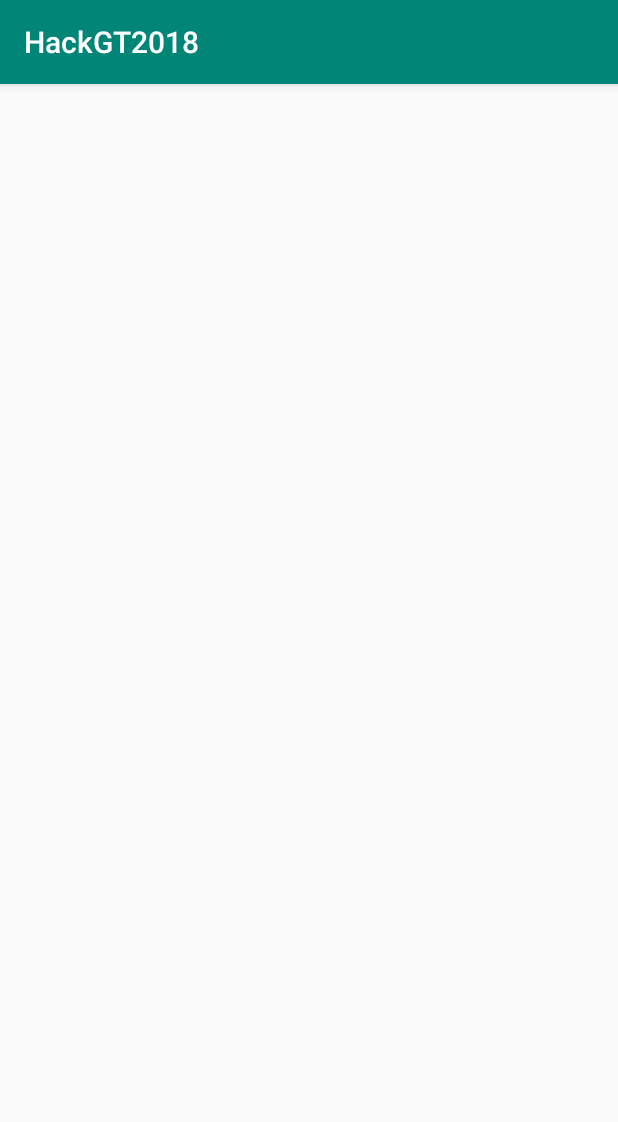
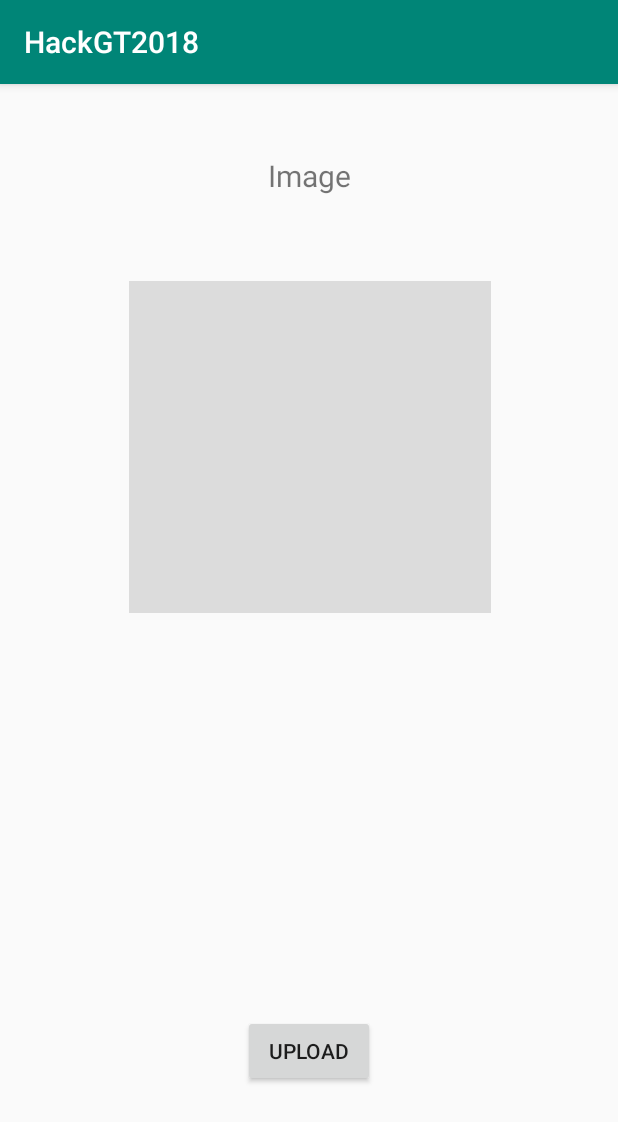
Before and after one commit to snagaraj8/HackGT2018, an Android app: the UpdateActivity screen opened directly, with no data from a screen before it, on a phone screen of 412 x 824 dp. Shown: the top 1122 px of the screen. Run offline under Robolectric (Android 15) with nearby library versions, the phone set to English and light mode, and no system bars; libraries missing offline, so code that uses them is left out: com.google.firebase.ml; 4 statements that could not run were skipped.

Commit message:
Added option to upload image and get information from the Vision API

```diff
--- a/app/build.gradle
+++ b/app/build.gradle
@@ -26,6 +26,8 @@ dependencies {
     testImplementation 'junit:junit:4.12'
     androidTestImplementation 'com.android.support.test:runner:1.0.2'
     androidTestImplementation 'com.android.support.test.espresso:espresso-core:3.0.2'
-    implementation 'com.google.firebase:firebase-auth:16.0.5'
+    implementation 'com.google.firebase:firebase-auth:16.0.3'
     implementation 'com.google.firebase:firebase-database:16.0.3'
+    implementation 'com.google.firebase:firebase-ml-vision:18.0.1'
+    implementation 'com.google.firebase:firebase-ml-vision-image-label-model:17.0.2'
 }
--- a/app/src/main/java/com/image/hackgt/hackgt2018/UpdateActivity.java
+++ b/app/src/main/java/com/image/hackgt/hackgt2018/UpdateActivity.java
@@ -1,13 +1,106 @@
 package com.image.hackgt.hackgt2018;
 
+import android.app.Activity;
+import android.content.Intent;
+import android.graphics.Bitmap;
+import android.net.Uri;
+import android.os.Bundle;
+import android.provider.MediaStore;
+import android.support.annotation.NonNull;
 import android.support.v7.app.AppCompatActivity;
-import android.os.Bundle;
+import android.util.Log;
+import android.view.View;
+import android.widget.Button;
+import android.widget.ImageView;
+import android.widget.Toast;
+
+import com.google.android.gms.tasks.OnFailureListener;
+import com.google.android.gms.tasks.OnSuccessListener;
+import com.google.firebase.ml.vision.FirebaseVision;
+import com.google.firebase.ml.vision.common.FirebaseVisionImage;
+import com.google.firebase.ml.vision.label.FirebaseVisionLabel;
+import com.google.firebase.ml.vision.label.FirebaseVisionLabelDetector;
+import com.google.firebase.ml.vision.label.FirebaseVisionLabelDetectorOptions;
+
+import java.io.FileNotFoundException;
+import java.io.IOException;
+import java.util.List;
 
 public class UpdateActivity extends AppCompatActivity {
+    public static final int GET_FROM_GALLERY = 3;
+    private static final String TAG = "UPDATE_ACTIVITY";
+    private Bitmap bitmap;
 
     @Override
     protected void onCreate(Bundle savedInstanceState) {
         super.onCreate(savedInstanceState);
         setContentView(R.layout.activity_update);
+
+        float threshold = 0.7f;
+        final Button upload = findViewById(R.id.upload_button);
+        final ImageView uploaded = findViewById(R.id.uploadImageView);
+        upload.setOnClickListener(new View.OnClickListener() {
+            @Override
+            public void onClick(View view) {
+                startActivityForResult(new Intent(Intent.ACTION_PICK, android.provider.MediaStore.Images.Media.INTERNAL_CONTENT_URI), GET_FROM_GALLERY);
+                uploaded.setImageBitmap(bitmap);
+            }
+        });
+        // Configure the image labeler
+        FirebaseVisionLabelDetectorOptions options =
+                  new FirebaseVisionLabelDetectorOptions.Builder()
+                    .setConfidenceThreshold(threshold)
+                    .build();
+        // Run the image labeler
+        // reads the image
+        FirebaseVisionImage image = FirebaseVisionImage.fromBitmap(bitmap);
+        final FirebaseVisionLabelDetector detector = FirebaseVision.getInstance()
+          .getVisionLabelDetector(options); // is the instance of the label detector
+//        Task<List<FirebaseVisionLabel>> result =
+        detector.detectInImage(image)
+            .addOnSuccessListener(
+              new OnSuccessListener<List<FirebaseVisionLabel>>() {
+                  @Override
+                  public void onSuccess(List<FirebaseVisionLabel> labels) {
+                      // Task completed successfully
+                      String output = "";
+                      for (FirebaseVisionLabel label: labels) {
+                          String labelname = label.getLabel();
+//                          String entityId = label.getEntityId();
+                          float confidence = label.getConfidence();
+                          output += "Label: " + labelname + " with confidence: " + confidence + "\n";
+                      }
+                      Log.d(TAG, output);
+                  }
+              })
+            .addOnFailureListener(
+              new OnFailureListener() {
+                  @Override
+                  public void onFailure(@NonNull Exception e) {
+                      // Task failed with an exception
+                      Toast.makeText(UpdateActivity.this, "Unexpected error occured",
+                        Toast.LENGTH_SHORT).show();
+                  }
+              });
+    }
+
+    @Override
+    protected void onActivityResult(int requestCode, int resultCode, Intent data) {
+        super.onActivityResult(requestCode, resultCode, data);
+
+
+        //Detects request codes
+        if(requestCode==GET_FROM_GALLERY && resultCode == Activity.RESULT_OK) {
+            Uri selectedImage = data.getData();
+            try {
+                bitmap = MediaStore.Images.Media.getBitmap(this.getContentResolver(), selectedImage);
+            } catch (FileNotFoundException e) {
+                // TODO Auto-generated catch block
+                e.printStackTrace();
+            } catch (IOException e) {
+                // TODO Auto-generated catch block
+                e.printStackTrace();
+            }
+        }
     }
 }
--- a/app/src/main/res/layout/activity_update.xml
+++ b/app/src/main/res/layout/activity_update.xml
@@ -6,4 +6,52 @@
     android:layout_height="match_parent"
     tools:context=".UpdateActivity">
 
+    <Button
+        android:id="@+id/upload_button"
+        android:layout_width="wrap_content"
+        android:layout_height="wrap_content"
+        android:layout_marginBottom="8dp"
+        android:layout_marginEnd="8dp"
+        android:layout_marginStart="8dp"
+        android:layout_marginTop="8dp"
+        android:text="Upload"
+        app:layout_constraintBottom_toBottomOf="parent"
+        app:layout_constraintEnd_toEndOf="parent"
+        app:layout_constraintStart_toStartOf="parent"
+        app:layout_constraintTop_toTopOf="parent"
+        app:layout_constraintVertical_bias="0.87"/>
+
+    <ImageView
+        android:id="@+id/uploadImageView"
+        android:layout_width="241dp"
+        android:layout_height="221dp"
+        android:layout_marginBottom="8dp"
+        android:layout_marginEnd="8dp"
+        android:layout_marginStart="8dp"
+        android:layout_marginTop="8dp"
+        app:layout_constraintBottom_toBottomOf="parent"
+        app:layout_constraintEnd_toEndOf="parent"
+        app:layout_constraintHorizontal_bias="0.503"
+        app:layout_constraintStart_toStartOf="parent"
+        app:layout_constraintTop_toTopOf="parent"
+        app:layout_constraintVertical_bias="0.233"
+        app:srcCompat="@color/common_google_signin_btn_text_dark_disabled"/>
+
+    <TextView
+        android:id="@+id/textView"
+        android:layout_width="87dp"
+        android:layout_height="35dp"
+        android:layout_marginBottom="8dp"
+        android:layout_marginEnd="8dp"
+        android:layout_marginStart="8dp"
+        android:layout_marginTop="8dp"
+        android:gravity="center"
+        android:text="Image"
+        android:textSize="20dp"
+        app:layout_constraintBottom_toBottomOf="parent"
+        app:layout_constraintEnd_toEndOf="parent"
+        app:layout_constraintStart_toStartOf="parent"
+        app:layout_constraintTop_toTopOf="parent"
+        app:layout_constraintVertical_bias="0.049"/>
+
 </android.support.constraint.ConstraintLayout>
```
